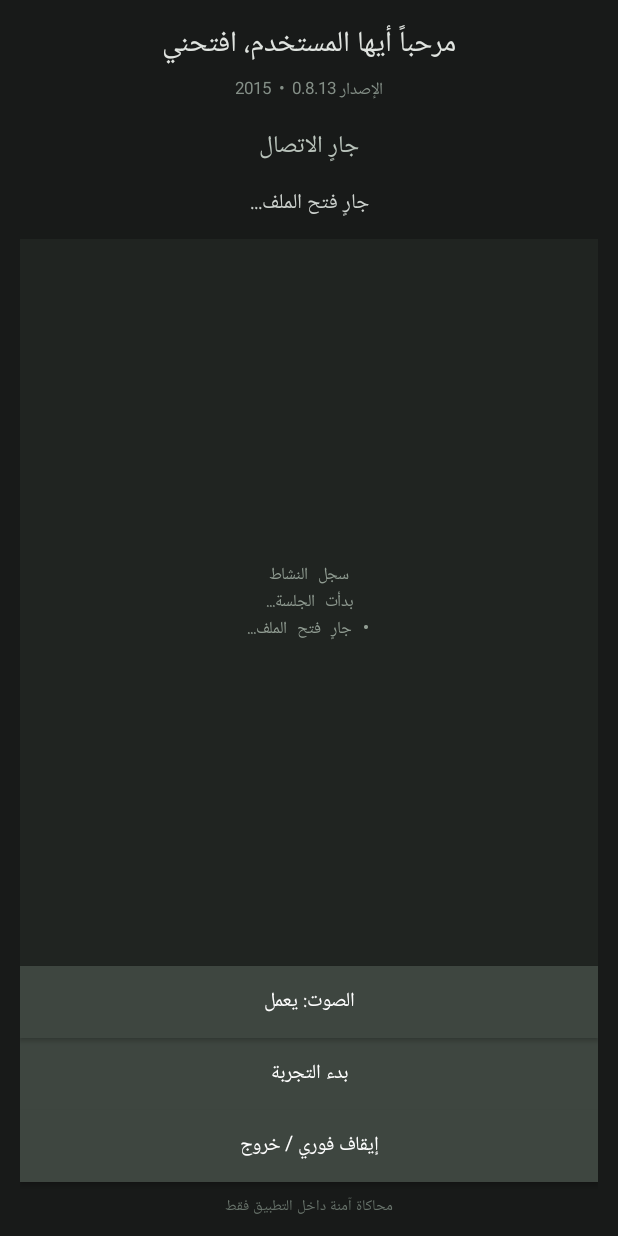
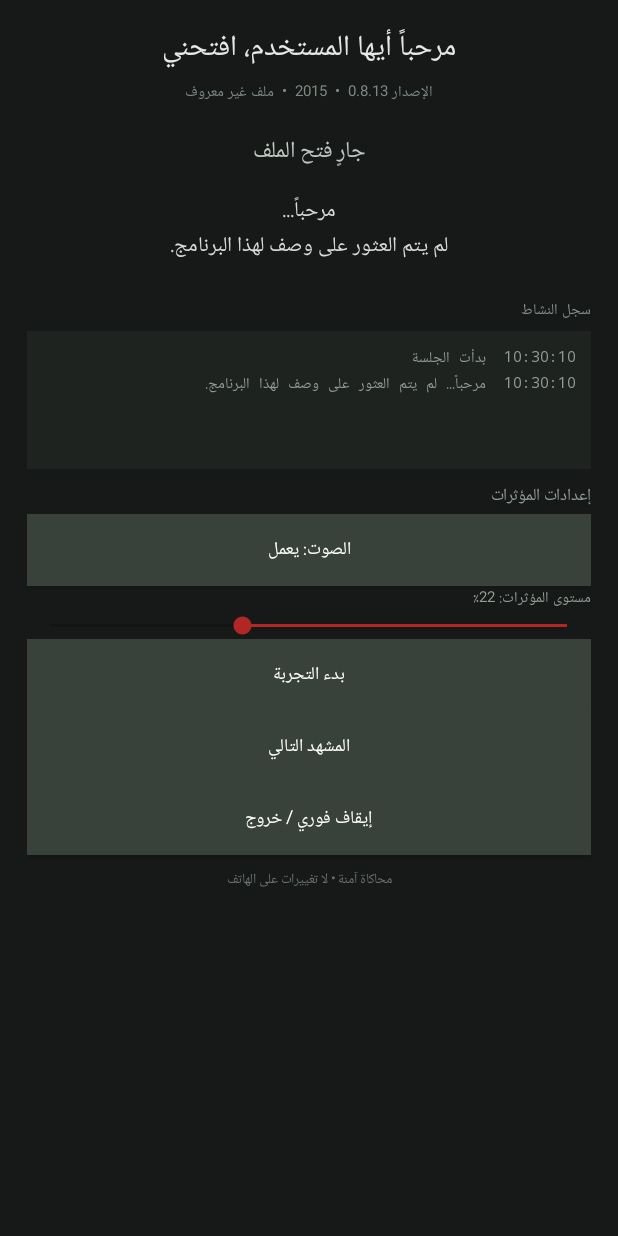
Before and after one commit to illakrivets-bit/-, an Android app: the screen it shows after launch (MainActivity), after a tap on "بدء التجربة", on a phone screen of 412 x 824 dp. Run offline under Robolectric (Android 15) with nearby library versions, the phone set to English and light mode, and no system bars.

Commit message:
Expand Arabic horror simulation with scenes, error screens and sound controls

```diff
--- a/app/src/main/java/com/marhaban/openme/MainActivity.kt
+++ b/app/src/main/java/com/marhaban/openme/MainActivity.kt
@@ -8,35 +8,58 @@ import android.graphics.Canvas
 import android.graphics.Color
 import android.graphics.Paint
 import android.graphics.Path
+import android.graphics.Typeface
+import android.media.AudioManager
+import android.media.ToneGenerator
 import android.view.Gravity
 import android.view.View
 import android.widget.Button
 import android.widget.LinearLayout
+import android.widget.SeekBar
 import android.widget.TextView
-import android.media.AudioManager
-import android.media.ToneGenerator
+import java.text.SimpleDateFormat
+import java.util.Date
+import java.util.Locale
 
 class MainActivity : Activity() {
     private lateinit var root: LinearLayout
+    private lateinit var header: TextView
     private lateinit var status: TextView
     private lateinit var message: TextView
     private lateinit var log: TextView
     private lateinit var reaper: ReaperView
     private lateinit var soundButton: Button
     private lateinit var startButton: Button
+    private lateinit var nextButton: Button
+    private lateinit var soundLevel: SeekBar
+    private lateinit var soundValue: TextView
+
     private val handler = Handler(Looper.getMainLooper())
     private var running = false
     private var soundEnabled = true
+    private var soundLevelValue = 22
     private var step = 0
+    private var redMode = false
     private var tone: ToneGenerator? = null
+    private val logLines = mutableListOf<String>()
 
-    private val sequence = listOf(
-        "جارٍ فتح الملف...",
-        "لم يتم العثور على اسم معروف.",
-        "هناك شيء غير طبيعي هنا.",
-        "لا تنظر خلفك.",
-        "تم إيقاف الاتصال.",
-        "انتهت الجلسة."
+    private data class Scene(
+        val status: String,
+        val message: String,
+        val red: Boolean = false,
+        val reaper: Boolean = false,
+        val sound: Int = 0
+    )
+
+    private val scenes = listOf(
+        Scene("جارٍ فتح الملف", "مرحباً...\nلم يتم العثور على وصف لهذا البرنامج.", sound = 1),
+        Scene("فحص غير مكتمل", "الاسم غير مسجل في قاعدة البيانات.\nالمصدر: غير معروف.", sound = 0),
+        Scene("تحذير", "هناك شيء غير طبيعي هنا.", red = true, sound = 2),
+        Scene("اتصال غير معروف", "لا تغلق النافذة الآن.", sound = 1),
+        Scene("خطأ في النظام", "تعذر قراءة البيانات.\nرمز الخطأ: 0x0000A17", red = true, reaper = true, sound = 3),
+        Scene("تم العثور على سجل", "لماذا عدت إلى هنا؟", sound = 0),
+        Scene("فشل الاتصال", "انتهت الجلسة... أم أنها لم تبدأ؟", red = true, sound = 2),
+        Scene("اكتملت العملية", "لم يتم إجراء أي تغيير على الهاتف.", sound = 1)
     )
 
     override fun onCreate(savedInstanceState: Bundle?) {
@@ -46,73 +69,105 @@ class MainActivity : Activity() {
         buildScreen()
     }
 
-    private fun text(value: String, size: Float, color: Int): TextView =
+    private fun dp(v: Int): Int = (v * resources.displayMetrics.density).toInt()
+
+    private fun makeText(value: String, size: Float, color: Int, align: Int = Gravity.CENTER): TextView =
         TextView(this).apply {
             text = value
             textSize = size
             setTextColor(color)
-            gravity = Gravity.CENTER
+            gravity = align
             textDirection = View.TEXT_DIRECTION_RTL
+            typeface = Typeface.create("sans-serif", Typeface.NORMAL)
         }
 
     private fun buildScreen() {
         root = LinearLayout(this).apply {
             orientation = LinearLayout.VERTICAL
             gravity = Gravity.CENTER_HORIZONTAL
-            setPadding(20, 20, 20, 16)
-            setBackgroundColor(Color.rgb(24, 26, 25))
+            setPadding(dp(18), dp(16), dp(18), dp(12))
+            layoutDirection = View.LAYOUT_DIRECTION_RTL
+            setBackgroundColor(Color.rgb(23, 25, 24))
         }
 
-        root.addView(text("مرحباً أيها المستخدم، افتحني", 19f, Color.rgb(224, 228, 224)))
-        root.addView(text("الإصدار 0.8.13  •  2015", 11f, Color.rgb(132, 143, 135)).apply {
-            setPadding(0, 7, 0, 22)
-        })
+        header = makeText("مرحباً أيها المستخدم، افتحني", 19f, Color.rgb(230, 232, 229))
+        root.addView(header)
 
-        status = text("في انتظار التشغيل", 16f, Color.rgb(185, 195, 187))
+        root.addView(makeText("الإصدار 0.8.13  •  2015  •  ملف غير معروف", 10f, Color.rgb(125, 137, 129))
+            .apply { setPadding(0, dp(5), 0, dp(18)) })
+
+        status = makeText("في انتظار التشغيل", 15f, Color.rgb(191, 199, 192))
         root.addView(status)
 
-        message = text("لا توجد معلومات متاحة.", 14f, Color.rgb(205, 210, 206)).apply {
-            setPadding(8, 18, 8, 18)
-        }
+        message = makeText("لا توجد معلومات متاحة.", 14f, Color.rgb(215, 219, 216))
+        message.setPadding(dp(8), dp(15), dp(8), dp(15))
         root.addView(message)
 
         reaper = ReaperView(this).apply { visibility = View.GONE }
-        root.addView(reaper, LinearLayout.LayoutParams(-1, 0, 1f))
+        root.addView(reaper, LinearLayout.LayoutParams(-1, dp(150)))
 
-        log = text("سجل النشاط\nتم فتح البرنامج.\nفي انتظار الإدخال...", 11f, Color.rgb(145, 157, 147)).apply {
-            typeface = android.graphics.Typeface.MONOSPACE
-            textDirection = View.TEXT_DIRECTION_RTL
-            setPadding(10, 12, 10, 12)
-            setBackgroundColor(Color.rgb(32, 36, 33))
+        val logHeading = makeText("سجل النشاط", 10f, Color.rgb(133, 145, 136), Gravity.RIGHT)
+        logHeading.setPadding(0, dp(8), 0, dp(5))
+        root.addView(logHeading)
+
+        log = makeText("تم فتح البرنامج.\nفي انتظار الإدخال...", 10f, Color.rgb(145, 157, 147), Gravity.RIGHT).apply {
+            typeface = Typeface.MONOSPACE
+            setPadding(dp(10), dp(10), dp(10), dp(10))
+            setBackgroundColor(Color.rgb(31, 35, 32))
+            maxLines = 5
         }
-        root.addView(log, LinearLayout.LayoutParams(-1, 0, 1f))
+        root.addView(log, LinearLayout.LayoutParams(-1, dp(92)))
 
-        soundButton = button("الصوت: يعمل") {
+        val settingsTitle = makeText("إعدادات المؤثرات", 11f, Color.rgb(145, 157, 147), Gravity.RIGHT)
+        settingsTitle.setPadding(0, dp(9), 0, dp(3))
+        root.addView(settingsTitle)
+
+        soundButton = makeButton("الصوت: يعمل") {
             soundEnabled = !soundEnabled
             soundButton.text = if (soundEnabled) "الصوت: يعمل" else "الصوت: متوقف"
             if (!soundEnabled) tone?.stopTone()
         }
         root.addView(soundButton)
 
-        startButton = button("بدء التجربة") { startSimulation() }
+        soundValue = makeText("مستوى المؤثرات: 22٪", 10f, Color.rgb(145, 157, 147), Gravity.RIGHT)
+        root.addView(soundValue)
+        soundLevel = SeekBar(this).apply {
+            max = 35
+            progress = soundLevelValue
+            setOnSeekBarChangeListener(object : SeekBar.OnSeekBarChangeListener {
+                override fun onProgressChanged(seekBar: SeekBar?, value: Int, fromUser: Boolean) {
+                    soundLevelValue = value
+                    soundValue.text = "مستوى المؤثرات: $value٪"
+                    tone?.stopTone()
+                }
+                override fun onStartTrackingTouch(seekBar: SeekBar?) {}
+                override fun onStopTrackingTouch(seekBar: SeekBar?) {}
+            })
+        }
+        root.addView(soundLevel)
+
+        startButton = makeButton("بدء التجربة") { startSimulation() }
         root.addView(startButton)
 
-        root.addView(button("إيقاف فوري / خروج") { stopSimulation() })
+        nextButton = makeButton("المشهد التالي") { showNextScene() }
+        nextButton.isEnabled = false
+        root.addView(nextButton)
 
-        root.addView(text("محاكاة آمنة داخل التطبيق فقط", 10f, Color.rgb(105, 116, 108)).apply {
-            setPadding(0, 12, 0, 0)
-        })
+        root.addView(makeButton("إيقاف فوري / خروج") { stopSimulation() })
+
+        root.addView(makeText("محاكاة آمنة • لا تغييرات على الهاتف", 9f, Color.rgb(105, 116, 108))
+            .apply { setPadding(0, dp(9), 0, 0) })
 
         setContentView(root)
     }
 
-    private fun button(label: String, action: () -> Unit): Button =
+    private fun makeButton(label: String, action: () -> Unit): Button =
         Button(this).apply {
             text = label
             isAllCaps = false
-            textSize = 13f
+            textSize = 12f
             setTextColor(Color.WHITE)
-            setBackgroundColor(Color.rgb(62, 70, 64))
+            setBackgroundColor(Color.rgb(57, 65, 59))
             setOnClickListener { action() }
         }
 
@@ -120,55 +175,75 @@ class MainActivity : Activity() {
         if (running) return
         running = true
         step = 0
+        logLines.clear()
         startButton.isEnabled = false
-        log.text = "سجل النشاط\nبدأت الجلسة..."
-        nextStep()
+        nextButton.isEnabled = true
+        appendLog("بدأت الجلسة")
+        showScene(scenes[step])
+        scheduleNext()
     }
 
-    private fun nextStep() {
-        if (!running) return
-        val line = sequence[step]
-        message.text = line
-        status.text = when (step) {
-            0 -> "جارٍ الاتصال"
-            1, 2, 3 -> "تحذير: نشاط غير معروف"
-            else -> "حالة النظام: غير معروفة"
-        }
-        log.append("\n• $line")
-
-        if (step == 2 || step == 4) {
-            showRedError(step == 2)
-        } else {
-            root.setBackgroundColor(Color.rgb(24, 26, 25))
-            reaper.visibility = View.GONE
-            if (soundEnabled) playBeep()
-        }
-
-        step++
-        if (step < sequence.size) {
-            handler.postDelayed({ nextStep() }, 3200)
-        } else {
-            running = false
-            startButton.isEnabled = true
-            status.text = "انتهت الجلسة"
-            message.text = "لم يتم إجراء أي تغيير على الهاتف."
-            root.setBackgroundColor(Color.rgb(24, 26, 25))
-            reaper.visibility = View.GONE
+    private fun scheduleNext() {
+        handler.removeCallbacksAndMessages(null)
+        if (running && step < scenes.size - 1) {
+            handler.postDelayed({ showNextScene() }, 4200)
         }
     }
 
-    private fun showRedError(showFigure: Boolean) {
-        root.setBackgroundColor(Color.rgb(145, 15, 20))
-        status.text = "خطأ في النظام"
-        message.text = if (showFigure) "تعذر تحديد مصدر الرسالة." else "تم العثور على عنصر مجهول."
-        reaper.visibility = if (showFigure) View.VISIBLE else View.GONE
-        if (soundEnabled) playBeep()
+    private fun showNextScene() {
+        if (!running) return
+        if (step < scenes.size - 1) {
+            step++
+            showScene(scenes[step])
+            scheduleNext()
+        } else {
+            finishSequence()
+        }
     }
 
-    private fun playBeep() {
+    private fun showScene(scene: Scene) {
+        redMode = scene.red
+        root.setBackgroundColor(if (scene.red) Color.rgb(145, 12, 18) else Color.rgb(23, 25, 24))
+        status.text = scene.status
+        status.setTextColor(if (scene.red) Color.WHITE else Color.rgb(191, 199, 192))
+        message.text = scene.message
+        message.setTextColor(if (scene.red) Color.WHITE else Color.rgb(215, 219, 216))
+        reaper.visibility = if (scene.reaper) View.VISIBLE else View.GONE
+        reaper.invalidate()
+        appendLog(scene.message.replace("\n", " "))
+        if (scene.sound > 0) playEffect(scene.sound)
+    }
+
+    private fun appendLog(line: String) {
+        val time = SimpleDateFormat("HH:mm:ss", Locale.getDefault()).format(Date())
+        logLines.add("$time  $line")
+        while (logLines.size > 5) logLines.removeAt(0)
+        log.text = logLines.joinToString("\n")
+    }
+
+    private fun finishSequence() {
+        running = false
+        handler.removeCallbacksAndMessages(null)
+        nextButton.isEnabled = false
+        startButton.isEnabled = true
+        root.setBackgroundColor(Color.rgb(23, 25, 24))
+        reaper.visibility = View.GONE
+        status.text = "انتهت الجلسة"
+        message.text = "لم يتم إجراء أي تغيير على الهاتف."
+        appendLog("أغلقت الجلسة بأمان")
+    }
+
+    private fun playEffect(kind: Int) {
+        if (!soundEnabled || soundLevelValue == 0) return
         try {
-            if (tone == null) tone = ToneGenerator(AudioManager.STREAM_MUSIC, 35)
-            tone?.startTone(ToneGenerator.TONE_PROP_BEEP, 180)
+            if (tone == null) tone = ToneGenerator(AudioManager.STREAM_MUSIC, soundLevelValue)
+            tone?.stopTone()
+            val toneType = when (kind) {
+                1 -> ToneGenerator.TONE_PROP_BEEP
+                2 -> ToneGenerator.TONE_PROP_NACK
+                else -> ToneGenerator.TONE_CDMA_ALERT_CALL_GUARD
+            }
+            tone?.startTone(toneType, if (kind == 3) 260 else 150)
         } catch (_: Exception) { }
     }
 
@@ -176,12 +251,13 @@ class MainActivity : Activity() {
         running = false
         handler.removeCallbacksAndMessages(null)
         tone?.stopTone()
-        root.setBackgroundColor(Color.rgb(24, 26, 25))
+        root.setBackgroundColor(Color.rgb(23, 25, 24))
         reaper.visibility = View.GONE
         status.text = "تم إيقاف الجلسة"
         message.text = "أغلقت التجربة بأمان."
+        nextButton.isEnabled = false
         startButton.isEnabled = true
-        log.append("\n• أوقف المستخدم التجربة.")
+        appendLog("أوقف المستخدم التجربة")
     }
 
     override fun onPause() {
@@ -206,35 +282,43 @@ private class ReaperView(context: android.content.Context) : View(context) {
         val h = height.toFloat()
         canvas.drawColor(Color.rgb(105, 5, 12))
 
-        paint.color = Color.rgb(8, 8, 8)
+        paint.color = Color.rgb(5, 5, 5)
         val hood = Path().apply {
-            moveTo(w * .5f, h * .08f)
-            cubicTo(w * .22f, h * .12f, w * .20f, h * .50f, w * .30f, h * .76f)
-            lineTo(w * .70f, h * .76f)
-            cubicTo(w * .80f, h * .50f, w * .78f, h * .12f, w * .5f, h * .08f)
+            moveTo(w * .5f, h * .04f)
+            cubicTo(w * .18f, h * .12f, w * .20f, h * .58f, w * .29f, h * .78f)
+            lineTo(w * .71f, h * .78f)
+            cubicTo(w * .80f, h * .58f, w * .82f, h * .12f, w * .5f, h * .04f)
             close()
         }
         canvas.drawPath(hood, paint)
-        paint.color = Color.rgb(35, 35, 35)
-        canvas.drawOval(w * .37f, h * .25f, w * .63f, h * .57f, paint)
-        paint.color = Color.rgb(180, 15, 20)
-        canvas.drawCircle(w * .44f, h * .41f, w * .018f, paint)
-        canvas.drawCircle(w * .56f, h * .41f, w * .018f, paint)
-        paint.color = Color.rgb(5, 5, 5)
-        val cloak = Path().apply {
-            moveTo(w * .30f, h * .70f)
-            lineTo(w * .70f, h * .70f)
-            lineTo(w * .90f, h)
-            lineTo(w * .10f, h)
+
+        paint.color = Color.rgb(24, 24, 24)
+        canvas.drawOval(w * .37f, h * .24f, w * .63f, h * .59f, paint)
+
+        paint.color = Color.rgb(175, 20, 25)
+        canvas.drawCircle(w * .445f, h * .41f, w * .014f, paint)
+        canvas.drawCircle(w * .555f, h * .41f, w * .014f, paint)
+
+        paint.color = Color.rgb(4, 4, 4)
+        val robe = Path().apply {
+            moveTo(w * .29f, h * .70f)
+            lineTo(w * .71f, h * .70f)
+            lineTo(w * .92f, h)
+            lineTo(w * .08f, h)
             close()
         }
-        canvas.drawPath(cloak, paint)
+        canvas.drawPath(robe, paint)
 
-        paint.color = Color.argb(80, 255, 255, 255)
-        paint.strokeWidth = 2f
+        paint.color = Color.argb(75, 235, 235, 235)
+        paint.strokeWidth = 1.5f
         for (i in 0..8) {
-            val y = h * (0.12f + i * 0.095f)
-            canvas.drawLine(w * .08f, y, w * .92f, y, paint)
+            val y = h * (0.10f + i * 0.10f)
+            canvas.drawLine(w * .04f, y, w * .96f, y, paint)
         }
+
+        paint.color = Color.argb(110, 255, 255, 255)
+        paint.textSize = h * .07f
+        paint.typeface = Typeface.MONOSPACE
+        canvas.drawText("0x00  //  UNKNOWN", w * .05f, h * .94f, paint)
     }
 }
```
